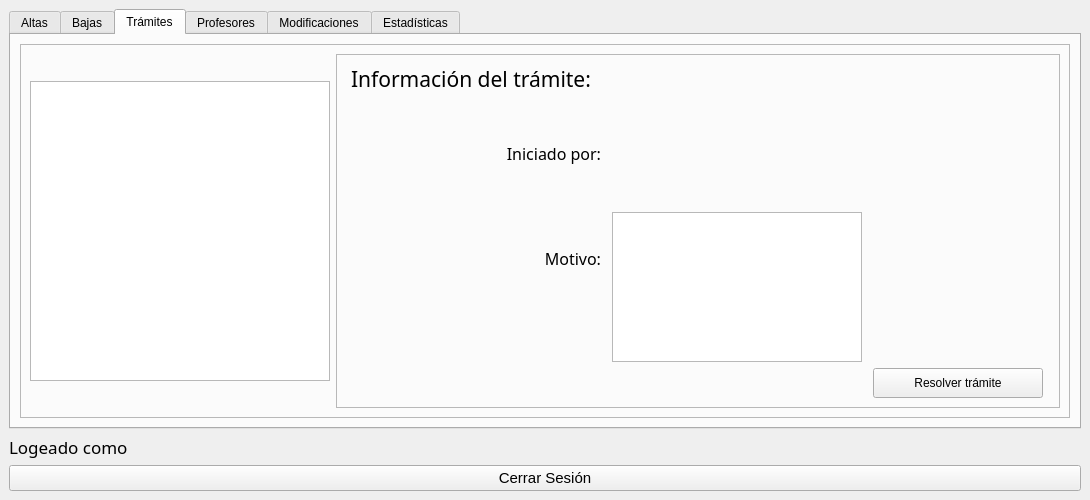
Above: designer/systemadmin.ui from LeonelScalise/EDDYPOO-REY_V2.0 before the change. Below: the same form after it.
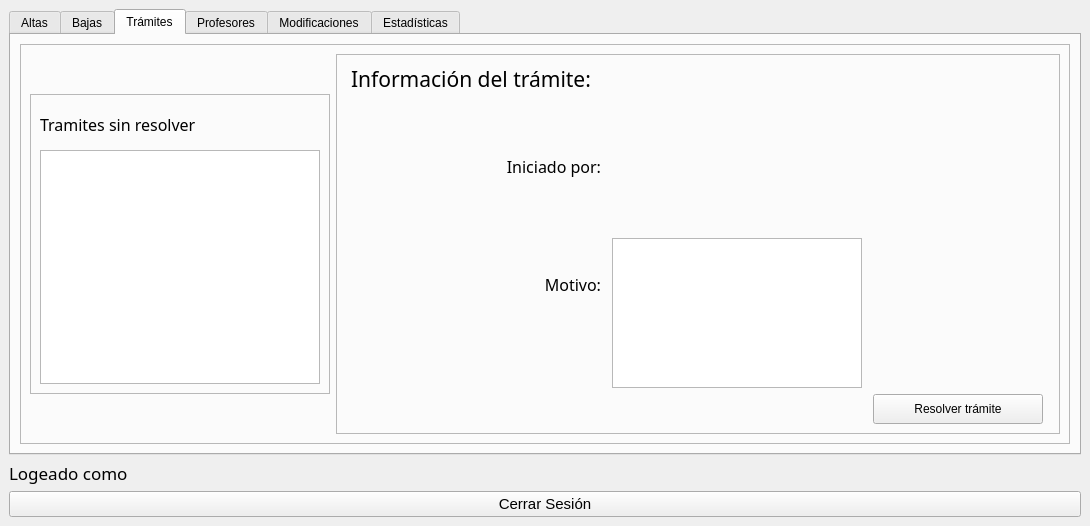
That is the form after the change. The open tabs and pages were chosen to show the change.

```diff
--- a/designer/systemadmin.ui
+++ b/designer/systemadmin.ui
@@ -7,7 +7,7 @@
     <x>0</x>
     <y>0</y>
     <width>1090</width>
-    <height>500</height>
+    <height>526</height>
    </rect>
   </property>
   <property name="windowTitle">
@@ -3633,17 +3633,7 @@
            <enum>QFrame::Raised</enum>
           </property>
           <layout class="QGridLayout" name="gridLayout_18">
-           <item row="0" column="0">
-            <widget class="QListView" name="lv_tramites">
-             <property name="maximumSize">
-              <size>
-               <width>300</width>
-               <height>300</height>
-              </size>
-             </property>
-            </widget>
-           </item>
-           <item row="0" column="1">
+           <item row="1" column="1">
             <widget class="QFrame" name="frame_3">
              <property name="layoutDirection">
               <enum>Qt::LeftToRight</enum>
@@ -3807,6 +3797,53 @@
              </layout>
             </widget>
            </item>
+           <item row="1" column="0">
+            <widget class="QFrame" name="frame_7">
+             <property name="maximumSize">
+              <size>
+               <width>300</width>
+               <height>300</height>
+              </size>
+             </property>
+             <property name="frameShape">
+              <enum>QFrame::StyledPanel</enum>
+             </property>
+             <property name="frameShadow">
+              <enum>QFrame::Raised</enum>
+             </property>
+             <layout class="QGridLayout" name="gridLayout_25">
+              <item row="1" column="0">
+               <widget class="QListView" name="lv_tramites">
+                <property name="maximumSize">
+                 <size>
+                  <width>300</width>
+                  <height>300</height>
+                 </size>
+                </property>
+               </widget>
+              </item>
+              <item row="0" column="0">
+               <widget class="QLabel" name="label_70">
+                <property name="minimumSize">
+                 <size>
+                  <width>0</width>
+                  <height>40</height>
+                 </size>
+                </property>
+                <property name="font">
+                 <font>
+                  <family>Segoe UI Semibold</family>
+                  <pointsize>12</pointsize>
+                 </font>
+                </property>
+                <property name="text">
+                 <string>Tramites sin resolver</string>
+                </property>
+               </widget>
+              </item>
+             </layout>
+            </widget>
+           </item>
           </layout>
          </widget>
         </item>
```
